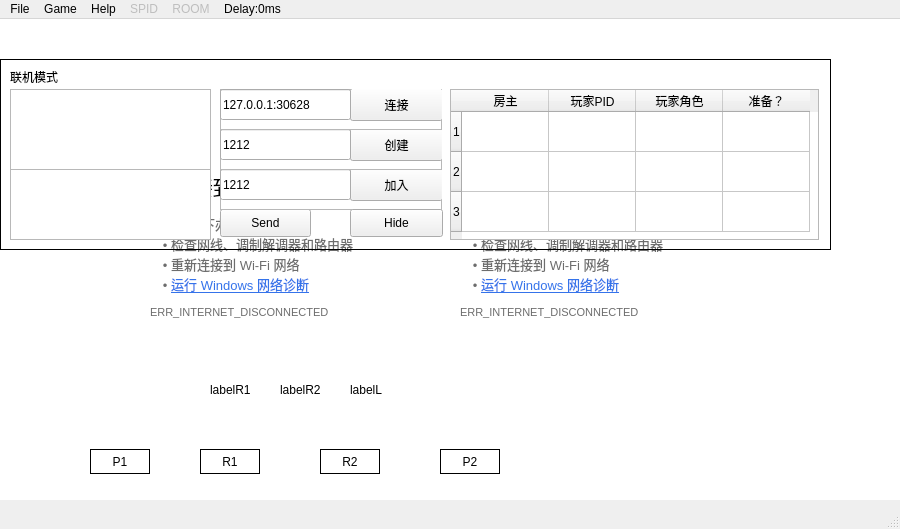
Old version of the form DinoOL/dinool.ui in the repository Brownlzy/DinoOL.
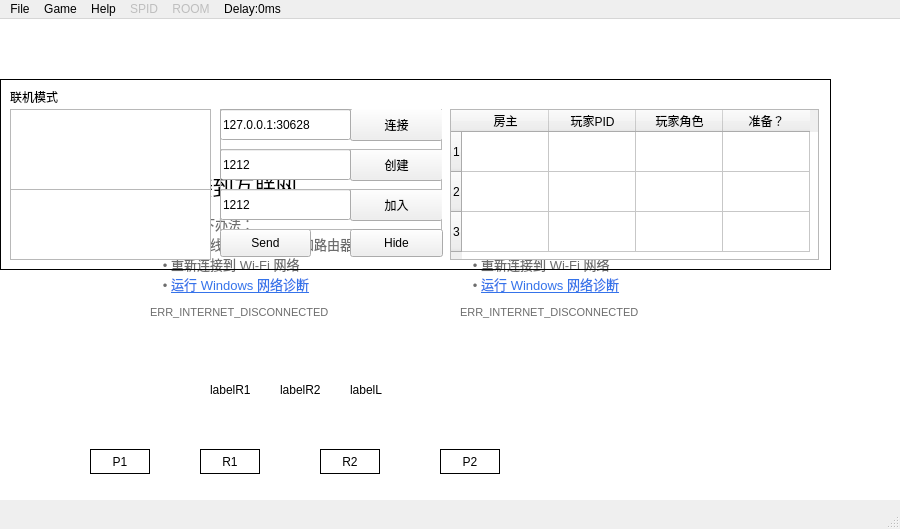
New version of the form. Icons and pictures are not drawn.

The edit to the form file:
```diff
--- a/DinoOL/dinool.ui
+++ b/DinoOL/dinool.ui
@@ -104,7 +104,7 @@
     <property name="geometry">
      <rect>
       <x>0</x>
-      <y>40</y>
+      <y>60</y>
       <width>831</width>
       <height>191</height>
      </rect>
@@ -603,6 +603,19 @@
      <string/>
     </property>
    </widget>
+   <widget class="QLabel" name="lab_5">
+    <property name="geometry">
+     <rect>
+      <x>0</x>
+      <y>40</y>
+      <width>831</width>
+      <height>16</height>
+     </rect>
+    </property>
+    <property name="text">
+     <string/>
+    </property>
+   </widget>
    <zorder>whitebg</zorder>
    <zorder>labRoad</zorder>
    <zorder>label</zorder>
```
Left out of the diff: 1 changed line with no effect on the pictures.
